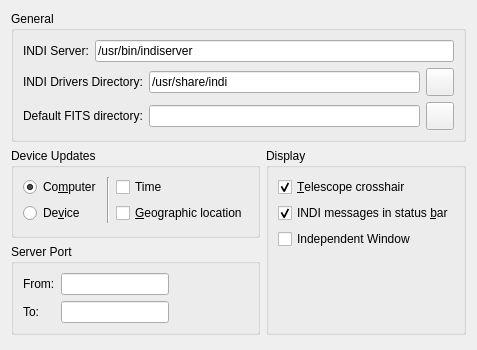
The window that kstars/indi/opsindi.ui (KDE/kstars) describes before a commit, drawn with Qt 5.
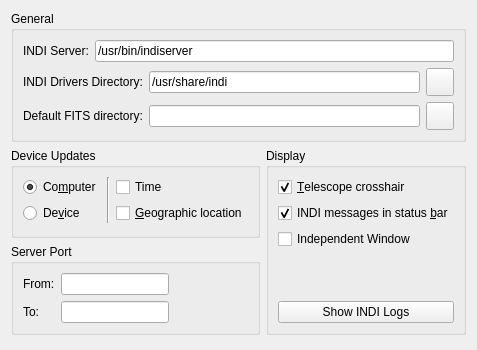
The same window after the commit.

Commit message: Add button to display INDI logs

Patch:
```diff
--- a/kstars/indi/opsindi.ui
+++ b/kstars/indi/opsindi.ui
@@ -6,7 +6,7 @@
    <rect>
     <x>0</x>
     <y>0</y>
-    <width>435</width>
+    <width>444</width>
     <height>350</height>
    </rect>
   </property>
@@ -379,6 +379,13 @@
           </property>
          </spacer>
         </item>
+        <item>
+         <widget class="QPushButton" name="showLogsB">
+          <property name="text">
+           <string>Show INDI Logs</string>
+          </property>
+         </widget>
+        </item>
        </layout>
       </widget>
      </item>
```
The commit also changes 2 other files.
